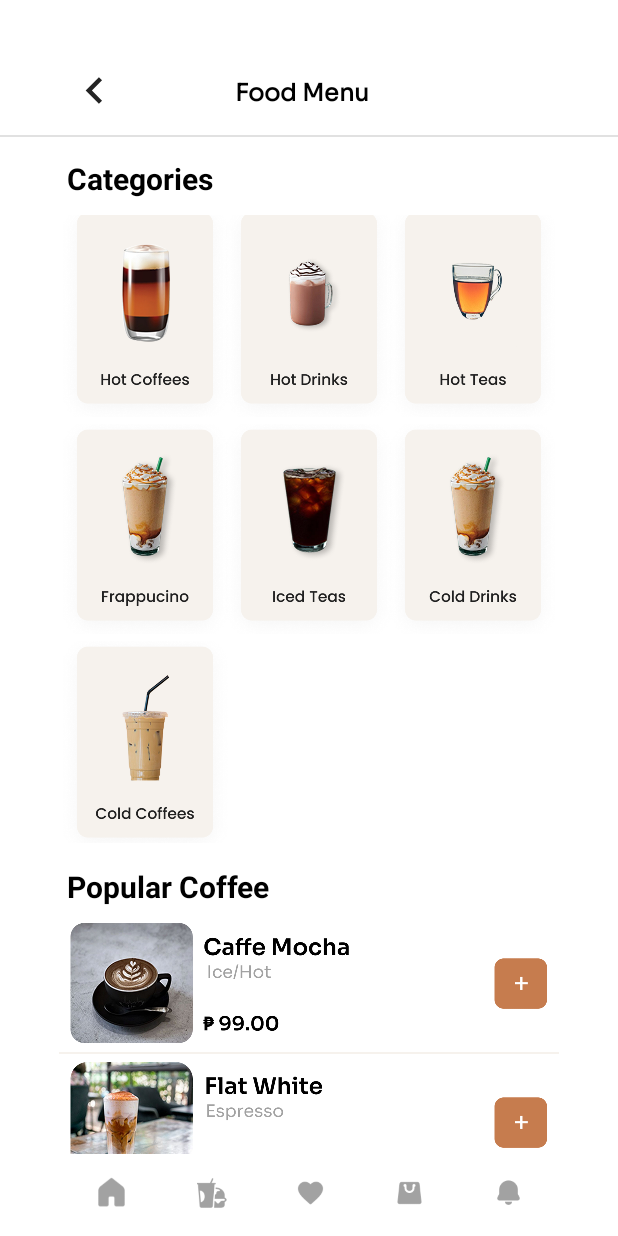
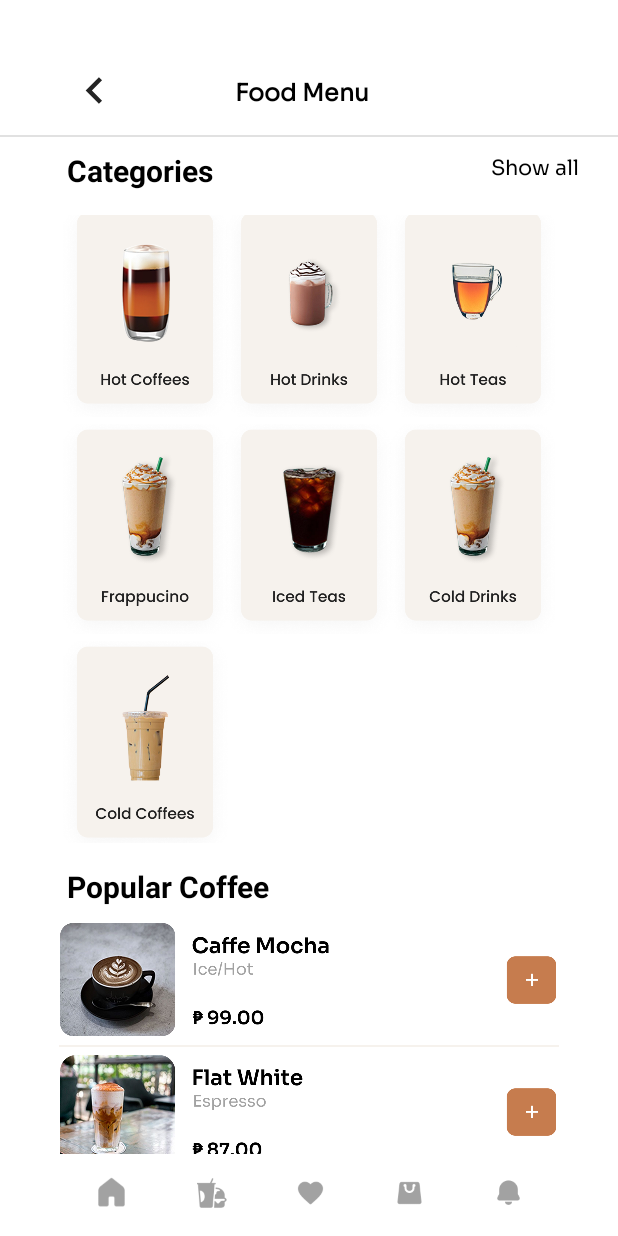
Before and after one commit to Waynenyarky/Cupfe, an Android app: the layout activity_food_menu.xml on its own in the app's theme, with its tools: preview values and no code run, on a phone screen of 412 x 824 dp. Run offline under Robolectric (Android 15) with nearby library versions, the light colour scheme and no system bars.

Commit message:
Updated Layout and Function in Menu

```diff
--- a/app/src/main/AndroidManifest.xml
+++ b/app/src/main/AndroidManifest.xml
@@ -12,6 +12,9 @@
         android:supportsRtl="true"
         android:theme="@style/Theme.CupFe_Expresso"
         tools:targetApi="31">
+        <activity
+            android:name=".Hot_Coffees"
+            android:exported="false" />
         <activity
             android:name=".food_menu"
             android:exported="false" />
--- a/app/src/main/java/com/tamayo_aaron_b/cupfe_expresso/details_food1.kt
+++ b/app/src/main/java/com/tamayo_aaron_b/cupfe_expresso/details_food1.kt
@@ -40,7 +40,7 @@ class details_food1 : AppCompatActivity() {
 
         // Back Home
         ivBackHome.setOnClickListener {
-            startActivity(Intent(this, Main_Home_Page::class.java))
+            finish()
             overridePendingTransition(R.anim.slide_in_top_to_bottom, R.anim.slide_out_bottom)
         }
 
--- a/app/src/main/java/com/tamayo_aaron_b/cupfe_expresso/details_food2.kt
+++ b/app/src/main/java/com/tamayo_aaron_b/cupfe_expresso/details_food2.kt
@@ -39,7 +39,7 @@ class details_food2 : AppCompatActivity() {
 
         // Back Home
         ivBackHome.setOnClickListener {
-            startActivity(Intent(this, Main_Home_Page::class.java))
+            finish()
             overridePendingTransition(R.anim.slide_in_top_to_bottom, R.anim.slide_out_bottom)
         }
 
--- a/app/src/main/java/com/tamayo_aaron_b/cupfe_expresso/details_food3.kt
+++ b/app/src/main/java/com/tamayo_aaron_b/cupfe_expresso/details_food3.kt
@@ -39,7 +39,7 @@ class details_food3 : AppCompatActivity() {
 
         // Back Home
         ivBackHome.setOnClickListener {
-            startActivity(Intent(this, Main_Home_Page::class.java))
+            finish()
             overridePendingTransition(R.anim.slide_in_top_to_bottom, R.anim.slide_out_bottom)
         }
 
--- a/app/src/main/java/com/tamayo_aaron_b/cupfe_expresso/details_food4.kt
+++ b/app/src/main/java/com/tamayo_aaron_b/cupfe_expresso/details_food4.kt
@@ -39,7 +39,7 @@ class details_food4 : AppCompatActivity() {
 
         // Back Home
         ivBackHome.setOnClickListener {
-            startActivity(Intent(this, Main_Home_Page::class.java))
+            finish()
             overridePendingTransition(R.anim.slide_in_top_to_bottom, R.anim.slide_out_bottom)
         }
 
--- a/app/src/main/java/com/tamayo_aaron_b/cupfe_expresso/details_food5.kt
+++ b/app/src/main/java/com/tamayo_aaron_b/cupfe_expresso/details_food5.kt
@@ -39,7 +39,7 @@ class details_food5 : AppCompatActivity() {
 
         // Back Home
         ivBackHome.setOnClickListener {
-            startActivity(Intent(this, Main_Home_Page::class.java))
+            finish()
             overridePendingTransition(R.anim.slide_in_top_to_bottom, R.anim.slide_out_bottom)
         }
 
--- a/app/src/main/java/com/tamayo_aaron_b/cupfe_expresso/details_food6.kt
+++ b/app/src/main/java/com/tamayo_aaron_b/cupfe_expresso/details_food6.kt
@@ -39,7 +39,7 @@ class details_food6 : AppCompatActivity() {
 
         // Back Home
         ivBackHome.setOnClickListener {
-            startActivity(Intent(this, Main_Home_Page::class.java))
+            finish()
             overridePendingTransition(R.anim.slide_in_top_to_bottom, R.anim.slide_out_bottom)
         }
 
--- /dev/null
+++ b/app/src/main/res/drawable/close.xml
@@ -0,0 +1,5 @@
+<vector xmlns:android="http://schemas.android.com/apk/res/android" android:height="24dp" android:tint="#000000" android:viewportHeight="24" android:viewportWidth="24" android:width="24dp">
+
+    <path android:fillColor="@android:color/white" android:pathData="M19,6.41L17.59,5 12,10.59 6.41,5 5,6.41 10.59,12 5,17.59 6.41,19 12,13.41 17.59,19 19,17.59 13.41,12z"/>
+
+</vector>
--- a/app/src/main/res/layout/activity_food_menu.xml
+++ b/app/src/main/res/layout/activity_food_menu.xml
@@ -71,6 +71,13 @@
             android:orientation="vertical"
             android:background="@color/white">
 
+            <LinearLayout
+                android:layout_width="wrap_content"
+                android:layout_height="wrap_content"
+                android:orientation="horizontal"
+                android:gravity="start">
+
+
                 <TextView
                     android:layout_width="wrap_content"
                     android:layout_height="wrap_content"
@@ -81,7 +88,21 @@
                     android:layout_gravity="start"
                     android:layout_marginStart="45dp"
                     android:layout_marginTop="5dp"
-                android:layout_marginBottom="5dp"/>
+                    android:layout_marginBottom="5dp"
+                    android:layout_marginEnd="185dp"/>
+
+
+                <TextView
+                    android:layout_width="wrap_content"
+                    android:layout_height="wrap_content"
+                    android:text="Show all"
+                    android:textStyle="normal"
+                    android:textColor="@color/black"
+                    android:fontFamily="@font/sora_variablefont_wght"/>
+
+            </LinearLayout>
+
+
 
 
             <GridLayout
@@ -173,10 +194,12 @@
                 android:layout_marginBottom="5dp"/>
 
             <ImageView
-                android:layout_width="410dp"
-                android:layout_height="80dp"
-                android:src="@drawable/caffe_mocha"
-                android:layout_marginTop="5dp"/>
+                android:id="@+id/popular1"
+                android:layout_width="460dp"
+                android:layout_height="75dp"
+                android:layout_marginStart="-25dp"
+                android:layout_marginTop="5dp"
+                android:src="@drawable/caffe_mocha2" />
 
             <LinearLayout
                 android:layout_width="match_parent"
@@ -197,10 +220,14 @@
             </LinearLayout>
 
             <ImageView
-                android:layout_width="410dp"
-                android:layout_height="80dp"
+                android:id="@+id/popular2"
+                android:layout_width="460dp"
+                android:layout_height="75dp"
+                android:layout_marginStart="-25dp"
                 android:src="@drawable/flat_white"
                 android:layout_marginTop="5dp"/>
+
+
 
             <LinearLayout
                 android:layout_width="match_parent"
@@ -222,8 +249,10 @@
             </LinearLayout>
 
             <ImageView
-                android:layout_width="410dp"
-                android:layout_height="80dp"
+                android:id="@+id/popular3"
+                android:layout_width="460dp"
+                android:layout_height="75dp"
+                android:layout_marginStart="-25dp"
                 android:src="@drawable/mocha_fusi"
                 android:layout_marginTop="5dp"/>
 
@@ -247,8 +276,10 @@
 
 
             <ImageView
-                android:layout_width="410dp"
-                android:layout_height="80dp"
+                android:id="@+id/popular4"
+                android:layout_width="460dp"
+                android:layout_height="75dp"
+                android:layout_marginStart="-25dp"
                 android:src="@drawable/caffe_panna"
                 android:layout_marginTop="5dp"/>
 
@@ -272,8 +303,10 @@
 
 
             <ImageView
-                android:layout_width="410dp"
-                android:layout_height="80dp"
+                android:id="@+id/popular5"
+                android:layout_width="460dp"
+                android:layout_height="75dp"
+                android:layout_marginStart="-25dp"
                 android:src="@drawable/matcha_latte"
                 android:layout_marginTop="5dp"/>
 
@@ -297,8 +330,10 @@
 
 
             <ImageView
-                android:layout_width="410dp"
-                android:layout_height="80dp"
+                android:id="@+id/popular6"
+                android:layout_width="460dp"
+                android:layout_height="75dp"
+                android:layout_marginStart="-25dp"
                 android:src="@drawable/classic_espresso"
                 android:layout_marginTop="5dp"/>
 
```
Also changed, not shown: app/src/main/java/com/tamayo_aaron_b/cupfe_expresso/Hot_Coffees.kt (added, +20 -0 lines), app/src/main/java/com/tamayo_aaron_b/cupfe_expresso/food_menu.kt (+85 -0 lines), app/src/main/res/drawable/menu_popup.xml (added, +10 -0 lines), app/src/main/res/layout/activity_hot_coffees.xml (added, +112 -0 lines), app/src/main/res/drawable/caffe_mocha.png (deleted), app/src/main/res/drawable/caffe_mocha2.png (added), app/src/main/res/drawable/caffe_panna.png, app/src/main/res/drawable/classic_espresso.png, app/src/main/res/drawable/flat_white.png, app/src/main/res/drawable/matcha_latte.png, app/src/main/res/drawable/mocha_fusi.png. Lines whose indentation alone changed are shown as unchanged.
